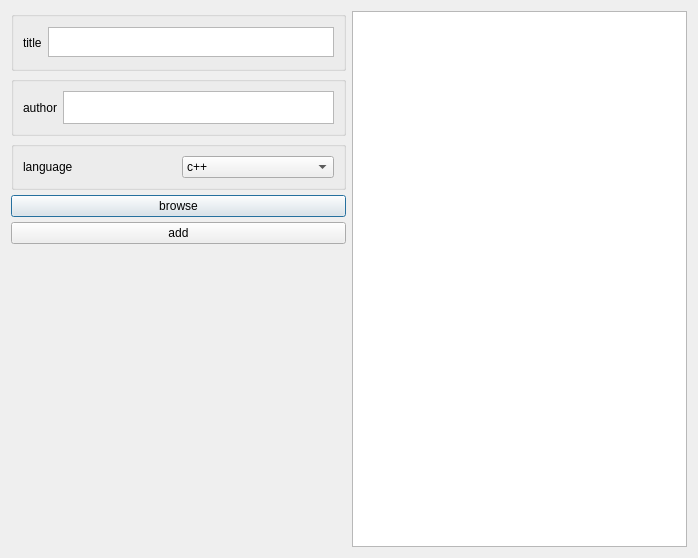
First picture: the form in desktop_app/src/view/addsnippetwindow.ui, repository michaldudzisz/code-snippets-app, before the edit.
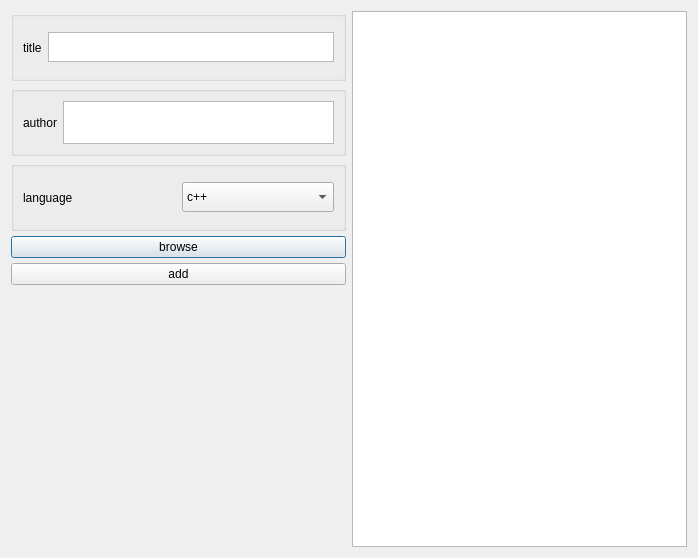
Second picture: the form after the edit.

Patch:
```diff
--- a/desktop_app/src/view/addsnippetwindow.ui
+++ b/desktop_app/src/view/addsnippetwindow.ui
@@ -36,10 +36,22 @@
      </property>
      <item>
       <widget class="QGroupBox" name="groupBox_3">
+       <property name="sizePolicy">
+        <sizepolicy hsizetype="Expanding" vsizetype="Expanding">
+         <horstretch>0</horstretch>
+         <verstretch>0</verstretch>
+        </sizepolicy>
+       </property>
+       <property name="minimumSize">
+        <size>
+         <width>0</width>
+         <height>70</height>
+        </size>
+       </property>
        <property name="maximumSize">
         <size>
          <width>16777215</width>
-         <height>60</height>
+         <height>70</height>
         </size>
        </property>
        <property name="title">
@@ -84,10 +96,22 @@
      </item>
      <item>
       <widget class="QGroupBox" name="groupBox_2">
+       <property name="sizePolicy">
+        <sizepolicy hsizetype="Expanding" vsizetype="Expanding">
+         <horstretch>0</horstretch>
+         <verstretch>0</verstretch>
+        </sizepolicy>
+       </property>
+       <property name="minimumSize">
+        <size>
+         <width>0</width>
+         <height>70</height>
+        </size>
+       </property>
        <property name="maximumSize">
         <size>
          <width>16777215</width>
-         <height>60</height>
+         <height>70</height>
         </size>
        </property>
        <property name="title">
@@ -123,10 +147,22 @@
      </item>
      <item>
       <widget class="QGroupBox" name="groupBox">
+       <property name="sizePolicy">
+        <sizepolicy hsizetype="Expanding" vsizetype="Expanding">
+         <horstretch>0</horstretch>
+         <verstretch>0</verstretch>
+        </sizepolicy>
+       </property>
+       <property name="minimumSize">
+        <size>
+         <width>0</width>
+         <height>70</height>
+        </size>
+       </property>
        <property name="maximumSize">
         <size>
          <width>16777215</width>
-         <height>60</height>
+         <height>70</height>
         </size>
        </property>
        <property name="title">
@@ -142,6 +178,18 @@
         </item>
         <item>
          <widget class="QComboBox" name="lang_box">
+          <property name="minimumSize">
+           <size>
+            <width>0</width>
+            <height>30</height>
+           </size>
+          </property>
+          <property name="maximumSize">
+           <size>
+            <width>16777215</width>
+            <height>30</height>
+           </size>
+          </property>
           <item>
            <property name="text">
             <string>c++</string>
```
